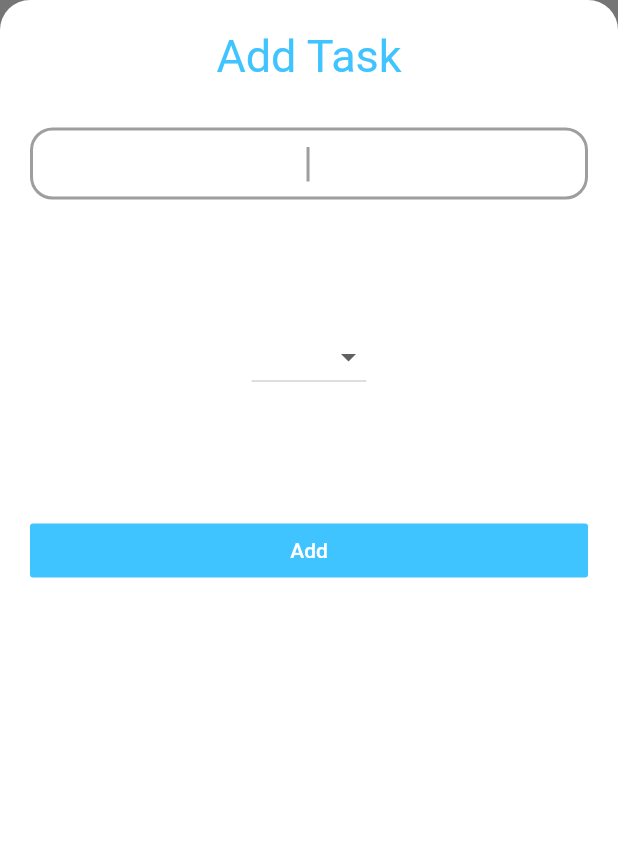
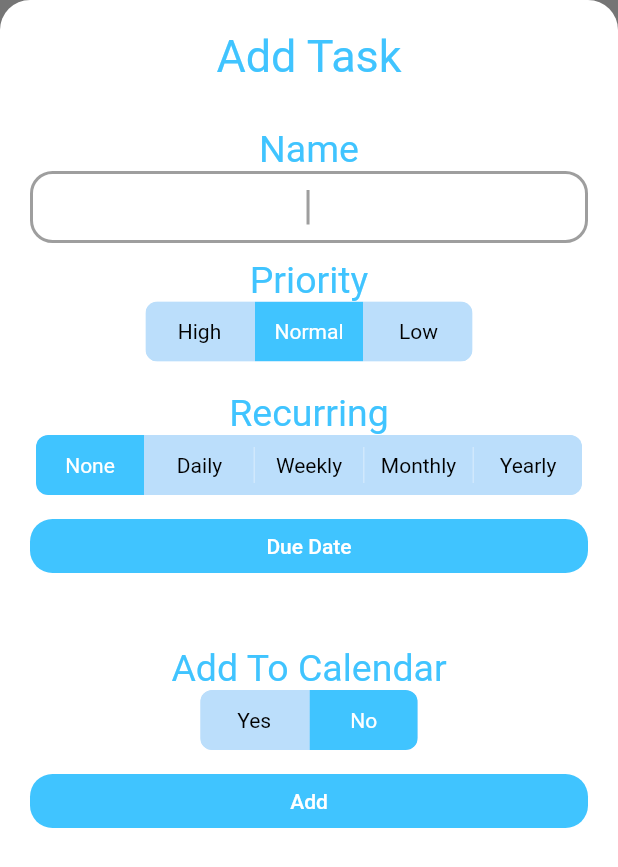
Before and after one commit to mycosavant/check_it_off, a Flutter app: the AddTaskScreen widget shown alone on an empty page, opened directly, on a phone screen of 412 x 824 dp. Shown: the top 867 px of the screen. Run offline on Flutter 3.47's test engine with Material 2 defaults, Android fonts, the phone set to English and light mode, and no system bars; drawn by our look-alikes of toggle_switch; our stand-ins replace introduction_screen, rflutter_alert, shared_preferences, splashscreen, sqflite, url_launcher_web; missing offline and left inert: add_2_calendar, shared_preferences_web; accounts and stored records are empty.

Commit message:
database updates, partial ui wiring for recurring, due date, calendar on add task.

```diff
--- a/lib/helpers/calendar.dart
+++ b/lib/helpers/calendar.dart
@@ -7,13 +7,13 @@ class CalendarHelper{
     Add2Calendar.addEvent2Cal(e);
   }
 
-  Event addEventForCalendar(String title, String description, DateTime startDate, DateTime endDate){
+  Event addEventForCalendar(String title, String description, DateTime dueDate,){
     return Event(
       title: title,
       description: description,
       location: '',
-      startDate: startDate,
-      endDate: endDate,
+      startDate: dueDate,
+      endDate: dueDate,
       timeZone: '',
       allDay: true
     );
--- a/lib/helpers/db.dart
+++ b/lib/helpers/db.dart
@@ -6,6 +6,7 @@ import 'package:path/path.dart';
 import 'dart:io' as io;
 
 class DB {
+  int version = 2;
   static final DB _instance = new DB.internal();
 
   factory DB() => _instance;
@@ -25,14 +26,40 @@ class DB {
   initDb() async {
     io.Directory documentsDirectory = await getApplicationDocumentsDirectory();
     String path = join(documentsDirectory.path, "main.db");
-    var theDb = await openDatabase(path, version: 1, onCreate: _onCreate);
+    var theDb = await openDatabase(path,
+        version: version, onCreate: _onCreate, onUpgrade: _onUpgrade);
     return theDb;
   }
 
   void _onCreate(Database db, int version) async {
     // When creating the db, create the table
-    await db.execute(
-        'CREATE TABLE Task (id INTEGER UNIQUE PRIMARY KEY NOT NULL, name STRING, isDone INT, priority STRING)');
+    await db.execute('''CREATE TABLE Task
+            (id INTEGER UNIQUE PRIMARY KEY NOT NULL,
+            name STRING,
+            isDone INT,
+            priority STRING,
+            recurring INT,
+            numberOfRecurrences STRING,
+            interval STRING,
+            dueDate STRING
+            )
+            ''');
+  }
+
+  void _onUpgrade(Database db, int oldVersion, int newVersion) async {
+    // When creating the db, create the table
+    await db.execute('''
+          alter table Task add column recurring integer default 0;
+        ''');
+    await db.execute('''
+          alter table Task add column numberOfRecurrences String default '0';
+        ''');
+    await db.execute('''
+          alter table Task add column interval String default 'None';
+        ''');
+    await db.execute('''
+          alter table Task add column dueDate String default '';
+        ''');
   }
 
   Future<int> insert(Task task) async {
@@ -86,11 +113,9 @@ class DB {
       sql = '$sql ORDER BY priority';
     } else if (order == 'dsc') {
       sql = '$sql ORDER BY priority DESC';
-    }
-    else if (order == 'aasc') {
+    } else if (order == 'aasc') {
       sql = '$sql ORDER BY name';
-    }
-    else if (order == 'adsc') {
+    } else if (order == 'adsc') {
       sql = '$sql ORDER BY name DESC';
     }
     List<Map> list = await dbClient.rawQuery(sql);
--- a/lib/models/task.dart
+++ b/lib/models/task.dart
@@ -1,16 +1,29 @@
 import 'package:check_it_off/helpers/db.dart';
 
 enum priorityLevel { High, Normal, Low }
+enum recurrenceInterval { None, Daily, Weekly, Monthly, Yearly }
 
 class Task {
   var id;
   String name;
   bool isDone;
   priorityLevel priority;
+  bool recurring;
+  int numberOfRecurrences;
+  recurrenceInterval interval;
+  String dueDate;
 
   static String table = 'Tasks';
 
-  Task({this.id, this.name, this.isDone = false, this.priority});
+  Task(
+      {this.id,
+      this.name,
+      this.isDone = false,
+      this.priority,
+      this.recurring=false,
+      this.numberOfRecurrences=0,
+      this.interval=recurrenceInterval.None,
+      this.dueDate=''});
 
   void toggleDone() {
     isDone = !isDone;
@@ -22,11 +35,11 @@ class Task {
       'name': name,
       'isDone': isDone ? 1 : 0,
       'priority': priority.toString(),
+      'recurring': recurring ? 1 : 0,
+      'numberOfRecurrences': numberOfRecurrences,
+      'interval': interval.toString(),
+      'dueDate': dueDate
     };
-
-    // if (id != null) {
-    //   map['id'] = id;
-    // }
     return map;
   }
 
@@ -39,6 +52,18 @@ class Task {
             ? priorityLevel.High
             : (map['priority'].toString().contains('Low'))
                 ? priorityLevel.Low
-                : priorityLevel.Normal);
+                : priorityLevel.Normal,
+        recurring: ((map['recurring'] == 1) ? true : false),
+        numberOfRecurrences: (int.parse(map['numberOfRecurrences'])),
+        interval: (map['priority'].toString().contains('Daily'))
+            ? recurrenceInterval.Daily
+            : (map['interval'].toString().contains('Weekly'))
+                ? recurrenceInterval.Weekly
+                : (map['interval'].toString().contains('Monthly'))
+                    ? recurrenceInterval.Monthly
+                    : (map['interval'].toString().contains('Yearly'))
+                        ? recurrenceInterval.Yearly
+                        : recurrenceInterval.None,
+        dueDate: map['dueDate']);
   }
 }
--- a/lib/screens/add_task_screen.dart
+++ b/lib/screens/add_task_screen.dart
@@ -1,11 +1,15 @@
 import 'dart:io' show Platform;
 import 'package:check_it_off/helpers/db.dart';
+import 'package:check_it_off/models/theme_notifier.dart';
+import 'package:check_it_off/widgets/toggle.dart';
 import 'package:flutter/cupertino.dart';
 import 'package:flutter/material.dart';
 import 'package:check_it_off/models/task.dart';
 import 'package:flutter/scheduler.dart';
 import 'package:provider/Provider.dart';
 import 'package:check_it_off/models/task_data.dart';
+import 'package:toggle_switch/toggle_switch.dart';
+import 'package:intl/intl.dart';
 
 String newTaskTitle;
 
@@ -35,7 +39,20 @@ class _AddTaskScreenState extends State<AddTaskScreen> {
   }
 
   List<String> priorityList = ['High', 'Normal', 'Low'];
+  List<String> yesNoList = ['Yes', 'No'];
+  List<String> recurringIntervalList = [
+    'None',
+    'Daily',
+    'Weekly',
+    'Monthly',
+    'Yearly'
+  ];
+
   String _selectedPriority = 'Normal';
+  String _selectedRecurring = 'No';
+  String _selectedInterval = 'None';
+  String _selectedAddToCalendar = 'No';
+
   DropdownButton<String> androidDropdown() {
     List<DropdownMenuItem<String>> dropdownItems = [];
     for (String priority in priorityList) {
@@ -95,6 +112,37 @@ class _AddTaskScreenState extends State<AddTaskScreen> {
     );
   }
 
+  var finaldate;
+
+  void callDatePicker() async {
+    var order = await getDate();
+    setState(() {
+      DateFormat formatter = DateFormat('dd/MM/yyyy');
+      finaldate = formatter.format(order);
+    });
+  }
+
+  Future<DateTime> getDate() {
+    // Imagine that this function is
+    // more complex and slow.
+    return showDatePicker(
+      context: context,
+      initialDate: DateTime.now(),
+      firstDate: DateTime(2018),
+      lastDate: DateTime(2030),
+      builder: (BuildContext context, Widget child) {
+        return Theme(
+          data: Provider.of<ThemeNotifier>(context)
+                  .getCurrentTheme()
+                  .contains('dark')
+              ? ThemeData.dark()
+              : ThemeData.light(),
+          child: child,
+        );
+      },
+    );
+  }
+
   @override
   Widget build(BuildContext context) {
     return Container(
@@ -122,8 +170,15 @@ class _AddTaskScreenState extends State<AddTaskScreen> {
             Padding(
               padding: EdgeInsets.only(top: 15.0, bottom: 15.0),
             ),
+            Column(
+              children: [
+                Text(
+                  'Name',
+                  style: TextStyle(fontSize: 25.0),
+                ),
                 TextFormField(
-              style: TextStyle(fontSize: 20.0, color: Colors.lightBlueAccent),
+                  style:
+                      TextStyle(fontSize: 20.0, color: Colors.lightBlueAccent),
                   decoration: InputDecoration(
                     filled: true,
                     fillColor: Colors.white,
@@ -138,19 +193,41 @@ class _AddTaskScreenState extends State<AddTaskScreen> {
                     newTaskTitle = newText;
                   },
                 ),
-            Padding(
-              padding: EdgeInsets.only(top: 15.0, bottom: 15.0),
+              ],
             ),
-            Container(
-              height: 150.0,
-              alignment: Alignment.center,
-              // color: Colors.lightBlueAccent,
-              child: Platform.isIOS ? iOSPicker() : androidDropdown(),
+            Toggle("Priority", priorityList, (index) {
+              _selectedPriority = priorityList[index];
+            }, priorityList.indexOf('Normal')),
+            Toggle("Recurring", recurringIntervalList, (index) {
+              _selectedInterval = recurringIntervalList[index];
+            }, recurringIntervalList.indexOf('None')),
+            new FlatButton(
+              shape: new RoundedRectangleBorder(borderRadius: new BorderRadius.circular(15.0)),
+              onPressed: callDatePicker,
+              color: Colors.lightBlueAccent,
+              child:
+                  new Text('Due Date', style: TextStyle(color: Colors.white)),
             ),
-            Padding(
-              padding: EdgeInsets.only(top: 15.0, bottom: 15.0),
+            Center(
+              child: Container(
+                // decoration: BoxDecoration(color: Colors.grey[200]),
+                padding: EdgeInsets.symmetric(horizontal: 30.0),
+                child: finaldate == null
+                    ? Text(
+                  "",
+                  textScaleFactor: 2.0,
+                )
+                    : Text(
+                  "$finaldate",
+                  textScaleFactor: 2.0,
                 ),
+              ),
+            ),
+            Toggle("Add To Calendar", yesNoList, (index) {
+              _selectedAddToCalendar = yesNoList[index];
+            }, yesNoList.indexOf('No')),
             FlatButton(
+              shape: new RoundedRectangleBorder(borderRadius: new BorderRadius.circular(15.0)),
               child: Text(
                 'Add',
                 style: TextStyle(
--- /dev/null
+++ b/lib/widgets/toggle.dart
@@ -0,0 +1,42 @@
+import 'package:flutter/cupertino.dart';
+import 'package:flutter/material.dart';
+import 'package:toggle_switch/toggle_switch.dart';
+
+class Toggle extends StatefulWidget {
+  final String title;
+  final List <String> toggleList;
+  final Function onToggle;
+  final int selected;
+  Toggle(this.title, this.toggleList, this.onToggle, this.selected);
+
+  @override
+  _ToggleState createState() => _ToggleState();
+}
+
+class _ToggleState extends State<Toggle> {
+  Widget build(BuildContext context) {
+    return Container(
+      // height: 150.0,
+      alignment: Alignment.center,
+      // color: Colors.lightBlueAccent,
+      // child: Platform.isIOS ? iOSPicker() : androidDropdown(),
+      child: Padding(
+        padding: const EdgeInsets.only(top: 10.0, bottom: 10.0),
+        child: Column(
+          children: [
+            Text(widget.title, style: TextStyle(fontSize: 25.0),),
+            ToggleSwitch(
+              activeBgColor: Colors.lightBlueAccent,
+              activeFgColor: Colors.white,
+              inactiveBgColor: Colors.blue[100],
+              inactiveFgColor: Colors.black,
+              initialLabelIndex: widget.selected,
+              labels: widget.toggleList,
+              onToggle: widget.onToggle,
+            ),
+          ],
+        ),
+      ),
+    );
+  }
+}
--- a/pubspec.yaml
+++ b/pubspec.yaml
@@ -20,6 +20,7 @@ dependencies:
   url_launcher: ^5.7.2
   rflutter_alert: ^1.1.0
   add_2_calendar: ^1.4.0
+  toggle_switch: ^0.1.8
 
 dev_dependencies:
   flutter_test:
```
Also changed, not shown: pubspec.lock. Lines whose indentation alone changed are shown as unchanged.
